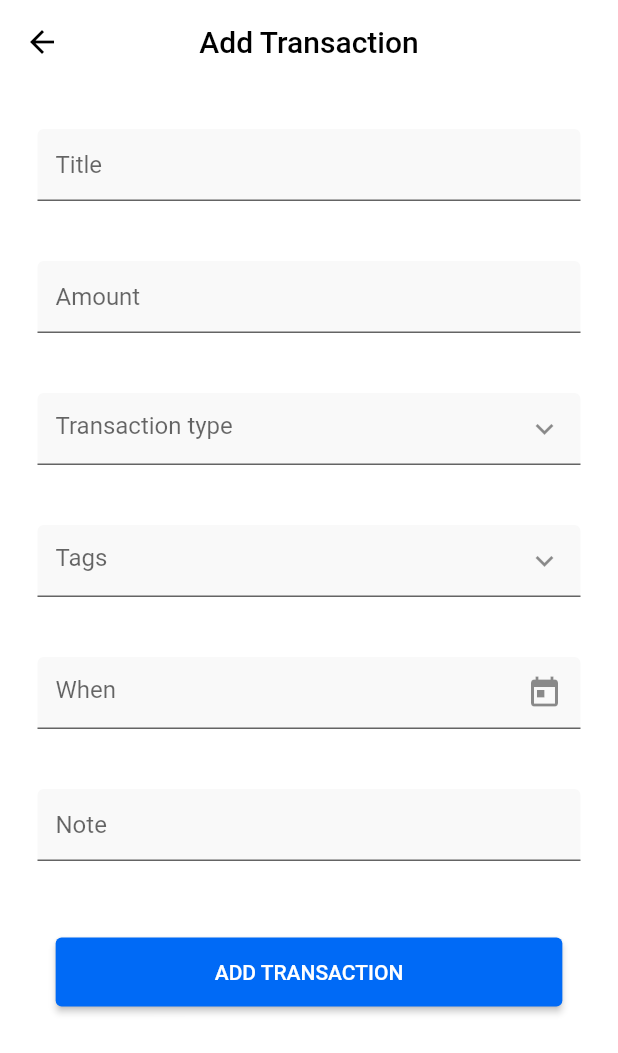
After one commit to HackRonin/mina, a Flutter app: the RootPageScreens screen opened by its route, after a tap on the "add" icon, on a phone screen of 412 x 824 dp. The commit adds this screen. Shown: the top 1053 px of the screen. Run offline on Flutter 3.47's test engine with Material 2 defaults, Android fonts, the phone set to English and light mode, and no system bars; our stand-ins replace get, google_fonts, sizer.

Commit message:
Add Transaction Page

```diff
--- a/lib/app/routes/app_pages.dart
+++ b/lib/app/routes/app_pages.dart
@@ -1,18 +1,18 @@
-
 import 'package:get/get.dart';
 import 'package:mina/app/routes/app_routes.dart';
 import 'package:mina/presentation/features/root_page/root_page_screen.dart';
 
-Duration get transitionDuration => const Duration(milliseconds:900);
+Duration get transitionDuration => const Duration(milliseconds: 900);
+
 class AppPages {
-
   static var list = [
-  GetPage(
-  name: AppRoutes.rootPage,
-  page: () =>   RootPageScreens(),
-  transition:Transition.rightToLeftWithFade,
-  transitionDuration: transitionDuration,
-  // binding: RootBinding(),
-  ),
+    GetPage(
+      name: AppRoutes.rootPage,
+      page: () => RootPageScreens(),
+      transition: Transition.rightToLeftWithFade,
+      transitionDuration: transitionDuration,
+      // binding: RootBinding(),
+    ),
+    //GetPage(name: name, page: page),
   ];
 }
--- a/lib/mina.dart
+++ b/lib/mina.dart
@@ -3,7 +3,6 @@ import 'package:flutter/services.dart';
 import 'package:get/get.dart';
 import 'package:mina/app/config/app_color.dart';
 import 'package:sizer/sizer.dart';
-
 import 'app/routes/app_pages.dart';
 import 'app/routes/app_routes.dart';
 
--- /dev/null
+++ b/lib/presentation/features/add_transaction_page.dart
@@ -0,0 +1,152 @@
+import 'package:flutter/cupertino.dart';
+import 'package:flutter/material.dart';
+
+import '../../app/config/app_color.dart';
+
+class AddTransaction extends StatefulWidget {
+  const AddTransaction({Key? key}) : super(key: key);
+
+  @override
+  _AddTransactionState createState() => _AddTransactionState();
+}
+
+class _AddTransactionState extends State<AddTransaction> {
+  @override
+  Widget build(BuildContext context) {
+    return SafeArea(
+      child: Scaffold(
+        backgroundColor: AppColor.primaryColor,
+        appBar: AppBar(
+          leading: IconButton(
+            onPressed: () => Navigator.of(context).pop(),
+            icon: const Icon(
+              Icons.arrow_back,
+              color: Colors.black,
+            ),
+          ),
+          backgroundColor: AppColor.primaryColor,
+          elevation: 0,
+          title: const Text(
+            'Add Transaction',
+            style: TextStyle(
+              color: Colors.black,
+            ),
+          ),
+          centerTitle: true,
+        ),
+        body: Padding(
+          padding: const EdgeInsets.only(
+            top: 30,
+            left: 25,
+            right: 25,
+            bottom: 20,
+          ),
+          child: SingleChildScrollView(
+            child: Column(
+              mainAxisAlignment: MainAxisAlignment.spaceBetween,
+              mainAxisSize: MainAxisSize.max,
+              children: [
+                TextField(
+                  keyboardType: TextInputType.text,
+                  textInputAction: TextInputAction.done,
+                  decoration: InputDecoration(
+                    hintText: 'Title',
+                    filled: true,
+                    fillColor: AppColor.bgColor,
+                  ),
+                ),
+                const SizedBox(
+                  height: 40,
+                ),
+                TextField(
+                  keyboardType: TextInputType.number,
+                  textInputAction: TextInputAction.done,
+                  decoration: InputDecoration(
+                    hintText: 'Amount',
+                    filled: true,
+                    fillColor: AppColor.bgColor,
+                  ),
+                ),
+                const SizedBox(
+                  height: 40,
+                ),
+                TextField(
+                  keyboardType: TextInputType.number,
+                  textInputAction: TextInputAction.done,
+                  decoration: InputDecoration(
+                    hintText: 'Transaction type',
+                    filled: true,
+                    fillColor: AppColor.bgColor,
+                    suffixIcon: const Icon(
+                      Icons.keyboard_arrow_down,
+                    ),
+                  ),
+                ),
+                const SizedBox(
+                  height: 40,
+                ),
+                TextField(
+                  keyboardType: TextInputType.number,
+                  textInputAction: TextInputAction.done,
+                  decoration: InputDecoration(
+                    hintText: 'Tags',
+                    filled: true,
+                    fillColor: AppColor.bgColor,
+                    suffixIcon: const Icon(
+                      Icons.keyboard_arrow_down,
+                    ),
+                  ),
+                ),
+                const SizedBox(
+                  height: 40,
+                ),
+                TextField(
+                  keyboardType: TextInputType.number,
+                  textInputAction: TextInputAction.done,
+                  decoration: InputDecoration(
+                    hintText: 'When',
+                    filled: true,
+                    fillColor: AppColor.bgColor,
+                    suffixIcon: const Icon(
+                      Icons.today,
+                    ),
+                  ),
+                ),
+                const SizedBox(
+                  height: 40,
+                ),
+                TextField(
+                  keyboardType: TextInputType.text,
+                  textInputAction: TextInputAction.done,
+                  decoration: InputDecoration(
+                    hintText: 'Note',
+                    filled: true,
+                    fillColor: AppColor.bgColor,
+                  ),
+                ),
+                const SizedBox(
+                  height: 50,
+                ),
+                ElevatedButton(
+                  style: ElevatedButton.styleFrom(
+                    primary: AppColor.fabBtnColor,
+                  ),
+                  onPressed: () {},
+                  child: const Padding(
+                    padding: EdgeInsets.symmetric(
+                      horizontal: 90.0,
+                      vertical: 15.0,
+                    ),
+                    child: Text(
+                      'ADD TRANSACTION',
+                    ),
+                  ),
+                ),
+              ],
+            ),
+          ),
+        ),
+      ),
+    );
+  }
+}
--- a/lib/presentation/features/root_page/components/screen_switch.dart
+++ b/lib/presentation/features/root_page/components/screen_switch.dart
@@ -1,14 +1,13 @@
 import 'package:flutter/material.dart';
+import 'package:mina/presentation/features/add_transaction_page.dart';
 
 class ScreenSwitch extends StatelessWidget {
   final String selectedValue;
-
 
   const ScreenSwitch({
     Key? key,
     required this.selectedValue,
   }) : super(key: key);
-
 
   @override
   Widget build(BuildContext context) {
@@ -16,15 +15,21 @@ class ScreenSwitch extends StatelessWidget {
       // If our width is more than 1100 then we consider it a desktop
       builder: (context, constraints) {
         if (selectedValue == 'All Expense') {
-          return Container(color: Colors.black,);
+          return Container(
+            color: Colors.black,
+          );
         }
         // If width it less then 1100 and more then 650 we consider it as tablet
         else if (selectedValue == 'All Income') {
-          return   Container(color: Colors.blue,);
+          return Container(
+            color: Colors.white,
+          );
         }
         // Or less then that we called it mobile
-        else  {
-          return  Container(color: Colors.red,);
+        else {
+          return Container(
+            color: Colors.red,
+          );
         }
       },
     );
--- a/lib/presentation/features/root_page/root_page_screen.dart
+++ b/lib/presentation/features/root_page/root_page_screen.dart
@@ -1,6 +1,7 @@
 import 'package:flutter/material.dart';
 import 'package:mina/app/config/app_color.dart';
 
+import '../add_transaction_page.dart';
 import 'components/screen_switch.dart';
 
 class RootPageScreens extends StatefulWidget{
@@ -45,13 +46,20 @@ class _RootPageScreensState extends State<RootPageScreens> {
             onChanged: (String? newValue) {
               setState(() {
                 dropdownvalue = newValue!;
-
               });
             },
           ),
         ],
       ),
-      body: ScreenSwitch(selectedValue: dropdownvalue,)
+      body: ScreenSwitch(selectedValue: dropdownvalue,),
+      floatingActionButton: FloatingActionButton(
+        onPressed: () => Navigator.of(context).push(
+          MaterialPageRoute(
+            builder: (_) => const AddTransaction(),
+          ),
+        ),
+        child: const Icon(Icons.add),
+      ),
     );
   }
 
--- a/pubspec.yaml
+++ b/pubspec.yaml
@@ -18,7 +18,7 @@ publish_to: 'none' # Remove this line if you wish to publish to pub.dev
 version: 1.0.0+1
 
 environment:
-  sdk: ">=2.17.0-69.0.dev <3.0.0"
+  sdk: ">=2.16.0-69.0.dev <3.0.0"
 
 # Dependencies specify other packages that your package needs in order to work.
 # To automatically upgrade your package dependencies to the latest versions
@@ -63,7 +63,7 @@ flutter:
   # To add assets to your application, add an assets section, like this:
   assets:
     - assets/icons/
-    - assets/images/
+
 
   # An image asset can refer to one or more resolution-specific "variants", see
   # https://flutter.dev/assets-and-images/#resolution-aware.
```
Also changed, not shown: pubspec.lock, 1 other file.
